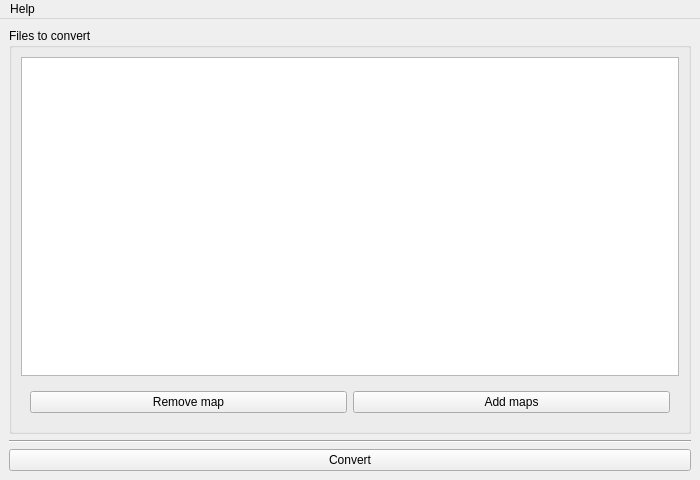
Old version of the form src/gui/mainwindow.ui in the repository sour-dani/q3tod3_map.
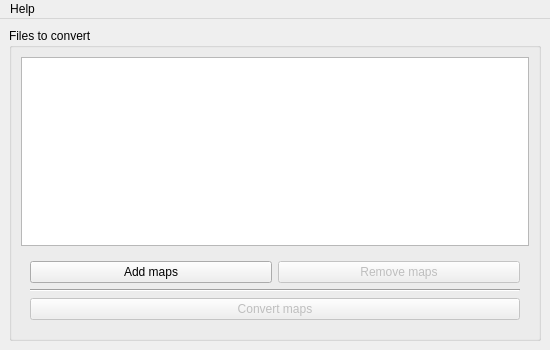
New version of the form.

Commit message: style: made window wider + closer buttons

What changed in the file:
```diff
--- a/src/gui/mainwindow.ui
+++ b/src/gui/mainwindow.ui
@@ -6,8 +6,8 @@
    <rect>
     <x>0</x>
     <y>0</y>
-    <width>700</width>
-    <height>480</height>
+    <width>550</width>
+    <height>350</height>
    </rect>
   </property>
   <property name="sizePolicy">
@@ -18,20 +18,20 @@
   </property>
   <property name="minimumSize">
    <size>
-    <width>700</width>
-    <height>480</height>
+    <width>550</width>
+    <height>350</height>
    </size>
   </property>
   <property name="maximumSize">
    <size>
-    <width>700</width>
-    <height>480</height>
+    <width>550</width>
+    <height>350</height>
    </size>
   </property>
   <property name="baseSize">
    <size>
-    <width>700</width>
-    <height>480</height>
+    <width>550</width>
+    <height>350</height>
    </size>
   </property>
   <property name="windowTitle">
@@ -46,18 +46,22 @@
       </property>
       <layout class="QVBoxLayout" name="verticalLayout">
        <item>
-        <widget class="QListView" name="mapList"/>
+        <widget class="QListWidget" name="mapListWidget">
+         <property name="selectionMode">
+          <enum>QAbstractItemView::ContiguousSelection</enum>
+         </property>
+         <property name="selectionBehavior">
+          <enum>QAbstractItemView::SelectItems</enum>
+         </property>
+        </widget>
        </item>
        <item>
         <widget class="QWidget" name="widget" native="true">
          <layout class="QHBoxLayout" name="horizontalLayout">
           <item>
-           <widget class="QPushButton" name="removeMapBtn">
-            <property name="text">
-             <string>Remove map</string>
-            </property>
-           </widget>
-          </item>
+           <layout class="QVBoxLayout" name="btnsLayout">
+            <item>
+             <layout class="QHBoxLayout" name="mapChooseLayout">
           <item>
            <widget class="QPushButton" name="addMapsBtn">
             <property name="text">
@@ -65,11 +69,17 @@
             </property>
            </widget>
           </item>
-         </layout>
+              <item>
+               <widget class="QPushButton" name="removeMapBtn">
+                <property name="enabled">
+                 <bool>false</bool>
+                </property>
+                <property name="text">
+                 <string>Remove maps</string>
+                </property>
         </widget>
        </item>
       </layout>
-     </widget>
     </item>
     <item>
      <widget class="Line" name="line">
@@ -80,9 +90,20 @@
     </item>
     <item>
      <widget class="QPushButton" name="convertBtn">
+              <property name="enabled">
+               <bool>false</bool>
+              </property>
       <property name="text">
-       <string>Convert</string>
-      </property>
+               <string>Convert maps</string>
+              </property>
+             </widget>
+            </item>
+           </layout>
+          </item>
+         </layout>
+        </widget>
+       </item>
+      </layout>
      </widget>
     </item>
    </layout>
@@ -92,7 +113,7 @@
     <rect>
      <x>0</x>
      <y>0</y>
-     <width>700</width>
+     <width>550</width>
      <height>20</height>
     </rect>
    </property>
```
Lines whose indentation alone changed are shown as unchanged. The commit also changes 1 other file.
